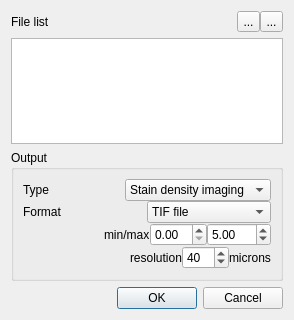
frankyeh/WSRecognizer, file gen_dialog.ui: the form before one commit.
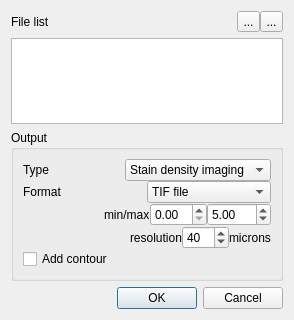
The form after the commit. Icons and pictures are not drawn.

Commit message: add contour/ change interface

The edit to the form file:
```diff
--- a/gen_dialog.ui
+++ b/gen_dialog.ui
@@ -235,6 +235,13 @@
         </layout>
        </widget>
       </item>
+      <item>
+       <widget class="QCheckBox" name="contour">
+        <property name="text">
+         <string>Add contour</string>
+        </property>
+       </widget>
+      </item>
      </layout>
     </widget>
    </item>
```
The commit also changes 10 other files.
